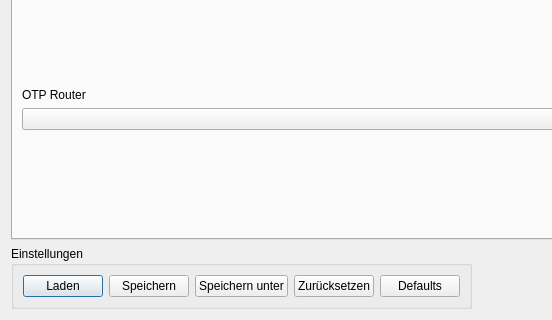
Qt form OTP/OTP_dialog_base.ui (ChrFr/qgis-OTP) before a commit; both pictures show x 0 to 552 and y 312 to 632 of the 1191 by 632 pixel window.
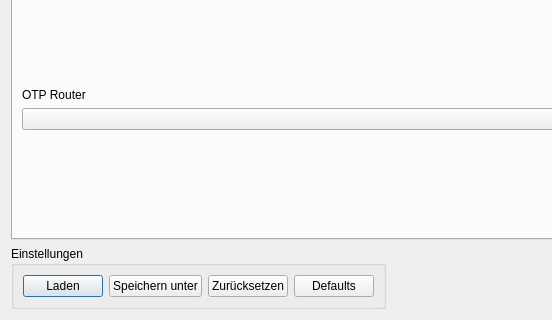
The same form after that commit.

Commit message: Update: removed save button

```diff
--- a/OTP/OTP_dialog_base.ui
+++ b/OTP/OTP_dialog_base.ui
@@ -41,13 +41,6 @@
           </property>
          </widget>
         </item>
-        <item>
-         <widget class="QPushButton" name="save_button">
-          <property name="text">
-           <string>Speichern</string>
-          </property>
-         </widget>
-        </item>
         <item>
          <widget class="QPushButton" name="config_save_button">
           <property name="toolTip">
```
